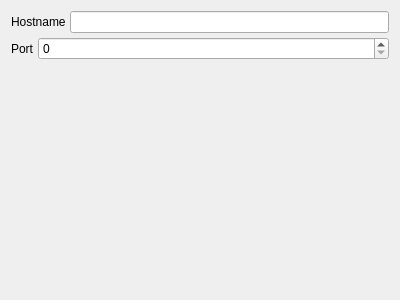
Qt form src/sessionoptions/sessionoptionsrawproperties.ui (QQxiaoming/quardCRT) before a commit.
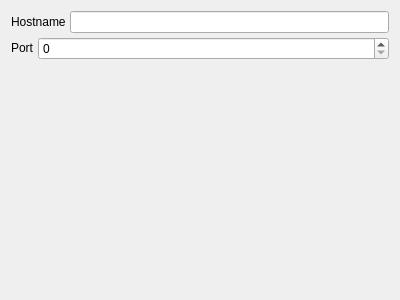
The same form after that commit.

What changed in the file:
```diff
--- a/src/sessionoptions/sessionoptionsrawproperties.ui
+++ b/src/sessionoptions/sessionoptionsrawproperties.ui
@@ -22,7 +22,7 @@
      <item>
       <widget class="QLabel" name="label">
        <property name="sizePolicy">
-        <sizepolicy hsizetype="Fixed" vsizetype="Preferred">
+        <sizepolicy hsizetype="Fixed" vsizetype="Fixed">
          <horstretch>0</horstretch>
          <verstretch>0</verstretch>
         </sizepolicy>
@@ -45,7 +45,7 @@
      <item>
       <widget class="QLabel" name="label_2">
        <property name="sizePolicy">
-        <sizepolicy hsizetype="Fixed" vsizetype="Preferred">
+        <sizepolicy hsizetype="Fixed" vsizetype="Fixed">
          <horstretch>0</horstretch>
          <verstretch>0</verstretch>
         </sizepolicy>
```
Left out of the diff: 2 changed lines with no effect on the pictures.
